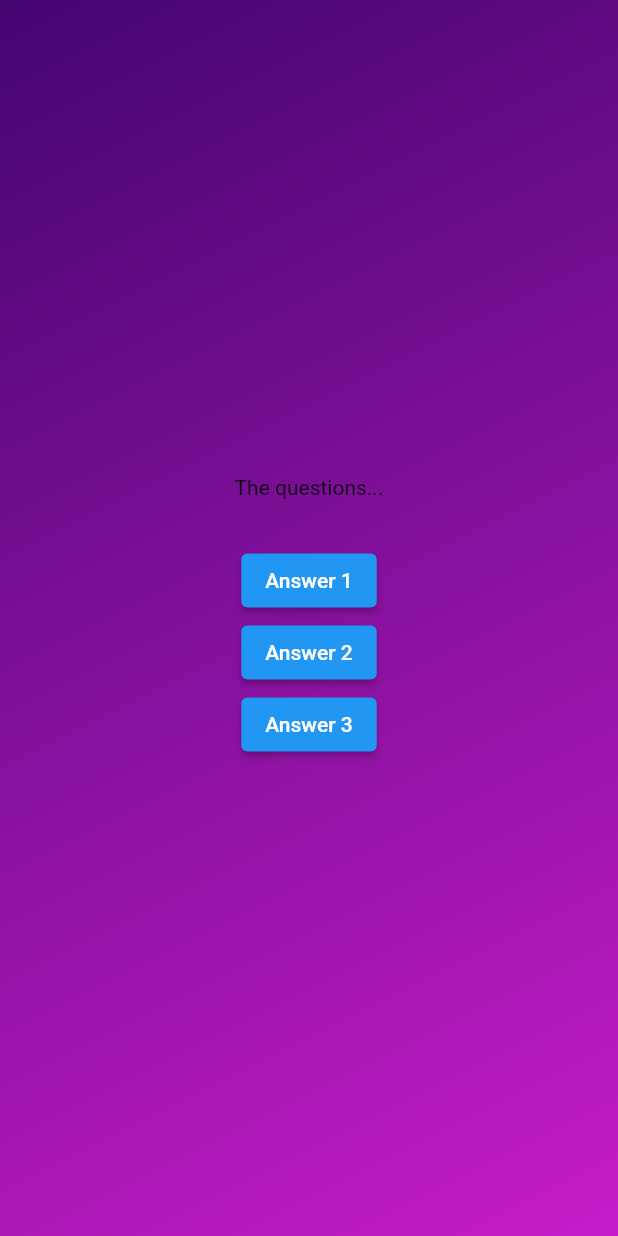
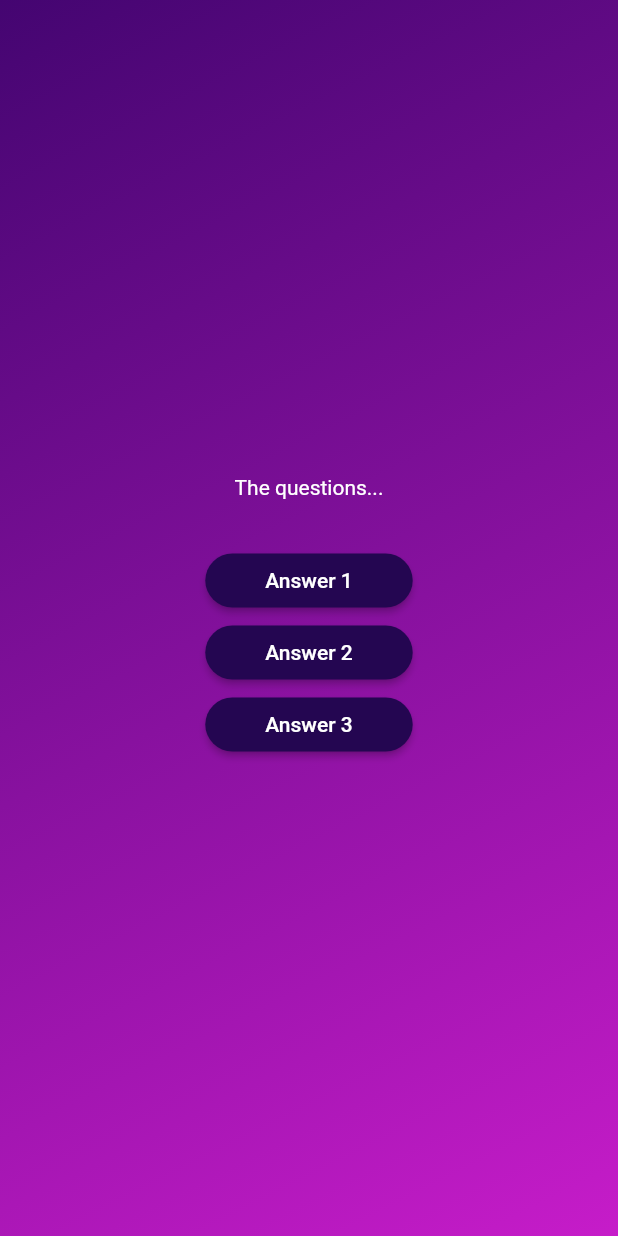
Before and after one commit to itachi-p/flutter-udemy-demoapps, a Flutter app: the screen it shows after launch, after a tap on "Start Quiz", on a phone screen of 412 x 824 dp. Run offline on Flutter 3.47's test engine with Material 2 defaults, Android fonts, the phone set to English and light mode, and no system bars.

Commit message:
Creating a Reusable, Custom Styled Button

```diff
--- /dev/null
+++ b/adv_basics/lib/answer_button.dart
@@ -0,0 +1,34 @@
+import 'package:flutter/material.dart';
+
+class AnswerButton extends StatelessWidget {
+  const AnswerButton({
+    super.key,
+    // 別に位置変数で構わないが、名前付き位置変数を使うことで、
+    // 呼び出し時にどの引数がどの値に対応するのかを明示的にできる
+    required this.answerText,
+    required this.onTapped,
+  });
+
+  final String answerText;
+  final void Function() onTapped;
+
+  @override
+  Widget build(BuildContext context) {
+    return ElevatedButton(
+      // ボタンが押される度にonTapped()メソッドが呼び出される
+      onPressed: onTapped,
+      style: ElevatedButton.styleFrom(
+        padding: const EdgeInsets.symmetric(
+          vertical: 10,
+          horizontal: 40,
+        ),
+        backgroundColor: const Color.fromARGB(255, 36, 6, 81),
+        foregroundColor: Colors.white,
+        shape: RoundedRectangleBorder(
+          borderRadius: BorderRadius.circular(40),
+        ),
+      ),
+      child: Text(answerText),
+    );
+  }
+}
--- a/adv_basics/lib/questions_screen.dart
+++ b/adv_basics/lib/questions_screen.dart
@@ -1,4 +1,6 @@
 import 'package:flutter/material.dart';
+
+import 'package:adv_basics/answer_button.dart';
 
 class QuestionsScreen extends StatefulWidget {
   const QuestionsScreen({super.key});
@@ -19,21 +21,24 @@ class _QuestionsScreenState extends State<QuestionsScreen> {
         // 縦軸の中央に配置する
         mainAxisAlignment: MainAxisAlignment.center,
         children: [
-          const Text('The questions...'),
+          const Text(
+            'The questions...',
+            style: TextStyle(color: Colors.white),
+          ),
           const SizedBox(height: 30),
-          ElevatedButton(
-            onPressed: () {},
-            child: const Text('Answer 1'),
+          // 回答ボタンウィジェットにonTapped()メソッドを渡す
+          AnswerButton(
+            answerText: 'Answer 1',
+            onTapped: () {},
           ),
-                  ElevatedButton(
-            onPressed: () {},
-            child: const Text('Answer 2'),
+          AnswerButton(
+            answerText: 'Answer 2',
+            onTapped: () {},
           ),
-          ElevatedButton(
-            onPressed: () {},
-            child: const Text('Answer 3'),
+          AnswerButton(
+            answerText: 'Answer 3',
+            onTapped: () {},
           ),
-
         ],
       ),
     );
```
